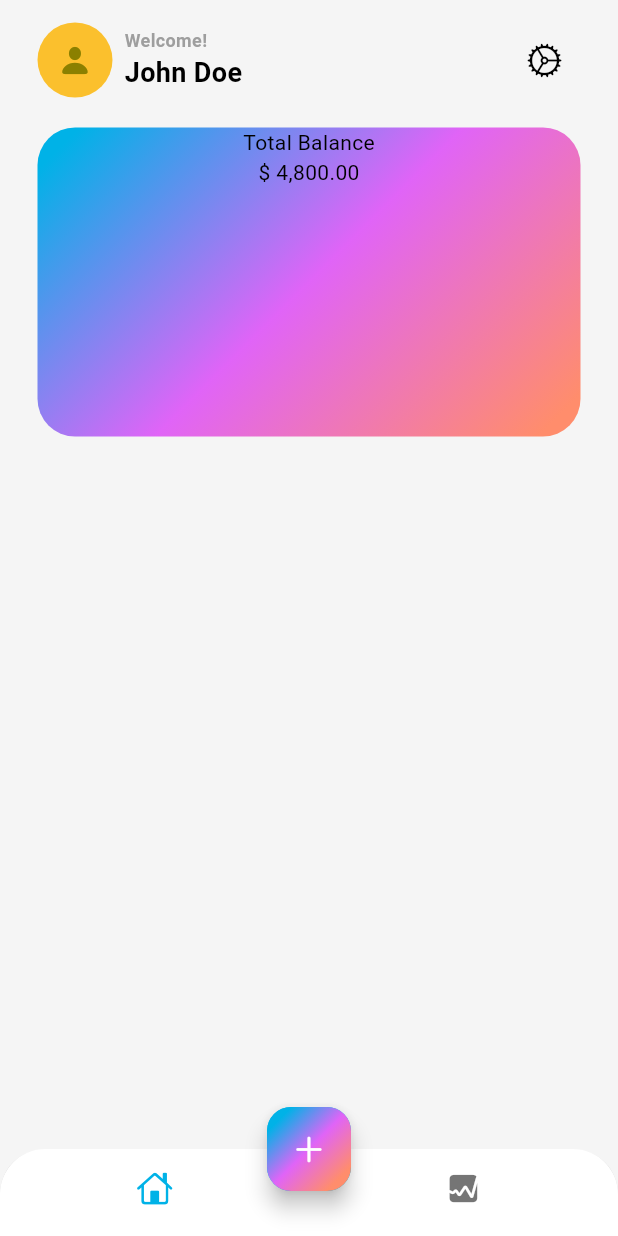
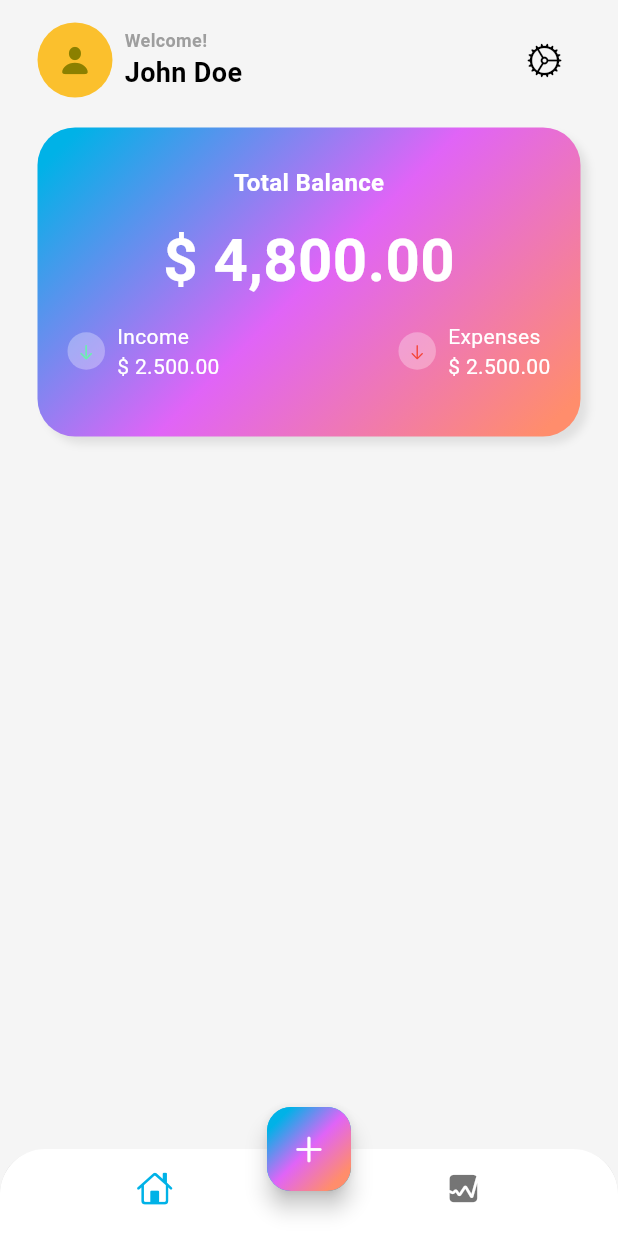
Before and after one commit to Fatma-kabil/MoneyNest, a Flutter app: the screen it shows after launch, on a phone screen of 412 x 824 dp. Run offline on Flutter 3.47's test engine with Material 3 defaults, Android fonts, the phone set to English and light mode, and no system bars.

Commit message:
Refactor TotalBalanceCard

```diff
--- a/lib/app_style.dart
+++ b/lib/app_style.dart
@@ -13,6 +13,22 @@ class AppStyles {
     color: Colors.black, // هتتغير داخل الاستخدام لو عايزة
   );
 
+  static const TextStyle totalBalanceTitle = TextStyle(
+    fontSize: 16,
+    color: Colors.white,
+    fontWeight: FontWeight.w600,
+  );
 
+  static const TextStyle totalBalanceAmount = TextStyle(
+    fontSize: 40,
+    color: Colors.white,
+    fontWeight: FontWeight.bold,
+  );
+
+  static const TextStyle incomeExpense = TextStyle(
+    fontSize: 14,
+    color: Colors.white,
+    fontWeight: FontWeight.w400,
+  );
   // زودي أي استايلات تانية تحتاجيها هنا
 }
--- /dev/null
+++ b/lib/features/home/views/widgets/income_expenses_colum.dart
@@ -0,0 +1,47 @@
+import 'package:flutter/material.dart';
+import 'package:money_nest/app_style.dart';
+
+class IncomeExpenseColumn extends StatelessWidget {
+  final IconData icon;
+  final Color iconColor;
+  final String title;
+  final String amount;
+
+  const IncomeExpenseColumn({
+    required this.icon,
+    required this.iconColor,
+    required this.title,
+    required this.amount,
+  });
+
+  @override
+  Widget build(BuildContext context) {
+    return Row(
+      children: [
+        Container(
+          width: 25,
+          height: 25,
+          decoration:  BoxDecoration(
+                        color: Colors.white30,
+                        shape: BoxShape.circle,
+                      ),
+          child: Center(
+            child: Icon(
+              icon,
+              color: iconColor,
+              size: 12,
+            ),
+          ),
+        ),
+        const SizedBox(width: 8),
+        Column(
+          crossAxisAlignment: CrossAxisAlignment.start,
+          children: [
+            Text(title, style: AppStyles.incomeExpense),
+            Text(amount, style: AppStyles.incomeExpense),
+          ],
+        ),
+      ],
+    );
+  }
+}
--- a/lib/features/home/views/widgets/total_balance_card.dart
+++ b/lib/features/home/views/widgets/total_balance_card.dart
@@ -1,5 +1,8 @@
 import 'dart:math';
+import 'package:flutter/cupertino.dart';
 import 'package:flutter/material.dart';
+import 'package:money_nest/app_style.dart';
+import 'package:money_nest/features/home/views/widgets/income_expenses_colum.dart';
 
 class TotalBalanceCard extends StatelessWidget {
   const TotalBalanceCard({super.key});
@@ -9,7 +12,6 @@ class TotalBalanceCard extends StatelessWidget {
     return Container(
       width: double.infinity,
       height: MediaQuery.of(context).size.width / 2,
-
       decoration: BoxDecoration(
         borderRadius: BorderRadius.circular(25),
         gradient: LinearGradient(
@@ -20,12 +22,40 @@ class TotalBalanceCard extends StatelessWidget {
           ],
           transform: GradientRotation(pi / 4),
         ),
+        boxShadow: [
+          BoxShadow(
+            blurRadius: 4,
+            color: Colors.grey.shade300,
+            offset: Offset(5, 5),
+          ),
+        ],
       ),
       child: Column(
+        mainAxisAlignment: MainAxisAlignment.center,
         children: [
-          Text('Total Balance'),
-          // const SizedBox(height: 8),
-          Text('\$ 4,800.00'),
+          Text('Total Balance', style: AppStyles.totalBalanceTitle),
+          const SizedBox(height: 12),
+          Text('\$ 4,800.00', style: AppStyles.totalBalanceAmount),
+          Padding(
+            padding: const EdgeInsets.symmetric(vertical: 12, horizontal: 20),
+            child: Row(
+              mainAxisAlignment: MainAxisAlignment.spaceBetween,
+              children: [
+                IncomeExpenseColumn(
+                  icon: CupertinoIcons.arrow_down,
+                  iconColor: Colors.greenAccent,
+                  title: 'Income',
+                  amount: '\$ 2.500.00',
+                ),
+                IncomeExpenseColumn(
+                  icon: CupertinoIcons.arrow_down,
+                  iconColor: Colors.red,
+                  title: 'Expenses',
+                  amount: '\$ 2.500.00',
+                ),
+              ],
+            ),
+          ),
         ],
       ),
     );
```
Also changed, not shown: 1 other file.
